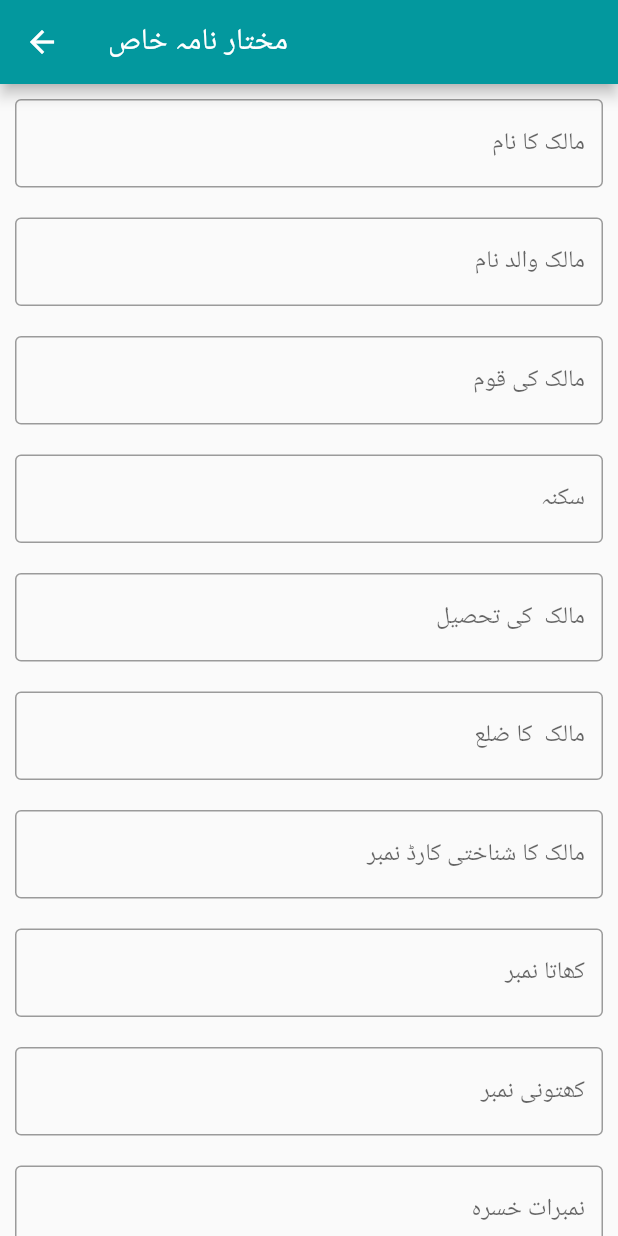
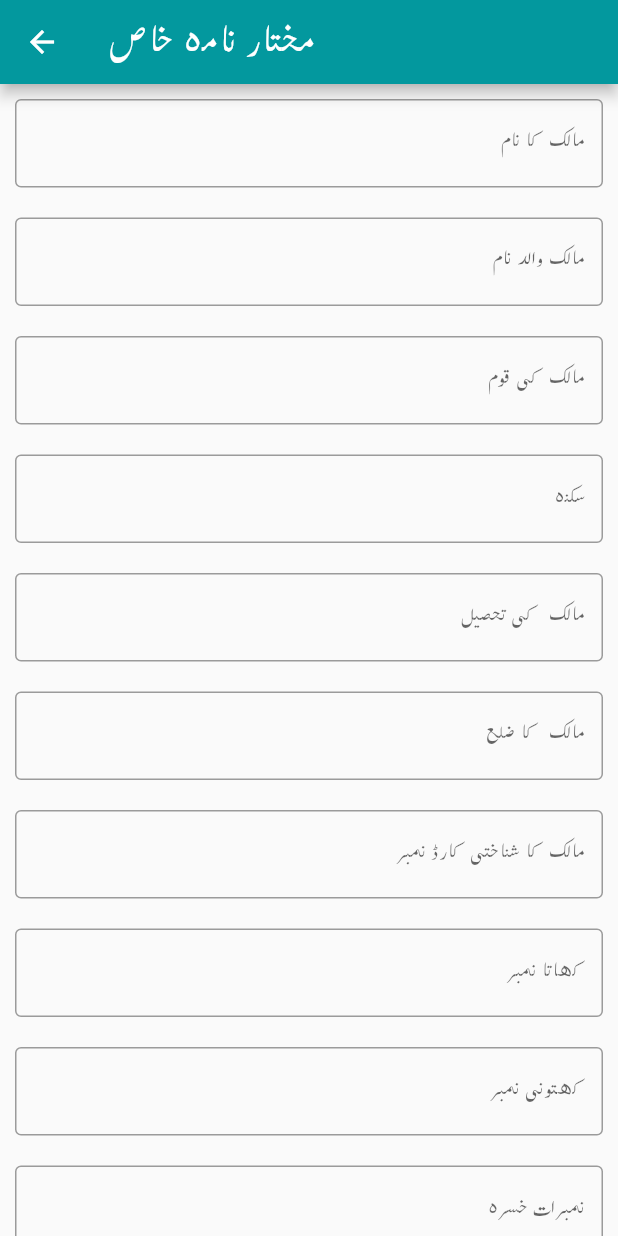
Before and after one commit to meetitexpert/lawdrafting, a Flutter app: the screen it shows after launch, after a tap on an icon or button, on a phone screen of 412 x 824 dp. Run offline on Flutter 3.47's test engine with Material 2 defaults, Android fonts, the phone set to English and light mode, and no system bars; our stand-ins replace card_swiper, connectivity_plus, date_format, device_info_plus, dio, flutter_progress_hud and 4 more; missing offline and left inert: adaptive_action_sheet, flutter_email_sender, syncfusion_flutter_pdf.

Commit message:
Font handling done

```diff
--- a/lib/EmilyNewtworkService/NetworkSerivce.dart
+++ b/lib/EmilyNewtworkService/NetworkSerivce.dart
@@ -5,8 +5,6 @@ import 'package:flutter/material.dart';
 import 'package:lawdrafting/Utils/ConstTools.dart';
 
 import '../Utils/AppTools.dart';
-import '../Utils/DeviceTools.dart';
-import 'package:date_format/date_format.dart';
 
 import '../Utils/DialogTools.dart';
 import 'package:connectivity_plus/connectivity_plus.dart';
@@ -183,7 +181,7 @@ class HttpService {
         DialogTools.alertDialg(
             "OK",
             "",
-            "Sorry, we are experiencing http ${result} issue at this time. Please try again later.\nError Code: 104",
+            "Sorry, we are experiencing http $result issue at this time. Please try again later.\nError Code: 104",
             context);
       } else if (error == HttpErrorType.other) {
         DialogTools.alertDialg(
--- a/lib/MainScreens/HomeScreen.dart
+++ b/lib/MainScreens/HomeScreen.dart
@@ -23,7 +23,10 @@ class _HomeScreenState extends State<HomeScreen> {
         MediaQuery.of(context).size.width, MediaQuery.of(context).size.height);
     return Scaffold(
       appBar: AppBar(
-        title: Text('Home'),
+        title: Text(
+          'Home',
+          style: TextStyle(fontFamily: 'JameelNoori', fontSize: 30),
+        ),
         automaticallyImplyLeading: false,
         /*actions: [
           IconButton(
@@ -56,7 +59,7 @@ class _HomeScreenState extends State<HomeScreen> {
                     style: TextStyle(
                         fontFamily: 'JameelNoori',
                         fontWeight: FontWeight.bold,
-                        fontSize: 25,
+                        fontSize: 35,
                         color: Colors.white),
                   ),
                   onPressed: () {
--- a/lib/MainScreens/PDF/PdfReport.dart
+++ b/lib/MainScreens/PDF/PdfReport.dart
@@ -6,7 +6,6 @@ import 'dart:ui';
 import 'package:flutter/material.dart';
 import 'package:flutter/services.dart';
 import 'package:path_provider/path_provider.dart';
-import 'package:pdf/widgets.dart';
 import 'package:syncfusion_flutter_pdf/pdf.dart';
 
 File? GarhindaImageFile;
@@ -270,7 +269,7 @@ Future<String> reportView(
   final String dir = (await getApplicationDocumentsDirectory()).path;
   final String path = '$dir/outPut.pdf';
   final File file = File(path);
-  file.writeAsBytesSync(List.from(await document.save()));
+  file.writeAsBytesSync(List.from(document.save()));
 
   return path;
 }
--- a/lib/MainScreens/SpecialPowerOfAttorny.dart
+++ b/lib/MainScreens/SpecialPowerOfAttorny.dart
@@ -110,7 +110,10 @@ class _SpecialPowerAttornyState extends State<SpecialPowerAttorny> {
   Widget build(BuildContext context) {
     return Scaffold(
       appBar: AppBar(
-        title: Text('مختار نامہ خاص'),
+        title: Text(
+          'مختار نامہ خاص',
+          style: TextStyle(fontFamily: 'JameelNoori', fontSize: 30),
+        ),
       ),
       body: ListView(
         children: [
@@ -463,7 +466,10 @@ class _SpecialPowerAttornyState extends State<SpecialPowerAttorny> {
               height: 50,
               padding: const EdgeInsets.fromLTRB(10, 10, 10, 10),
               child: ElevatedButton(
-                child: const Text('اگلا پیج'), //چیک کریں
+                child: const Text(
+                  'اگلا پیج',
+                  style: TextStyle(fontFamily: 'JameelNoori', fontSize: 20),
+                ), //چیک کریں
                 onPressed: () {
                   detailSaveAndPasstoNextScreen();
                 },
--- a/lib/Utils/DeviceTools.dart
+++ b/lib/Utils/DeviceTools.dart
@@ -1,5 +1,4 @@
 import 'package:device_info_plus/device_info_plus.dart';
-
 import 'dart:io';
 import 'AppTools.dart';
 
@@ -9,7 +8,7 @@ import 'AppTools.dart';
     */
 Future<dynamic> getDeviceInfo() async {
   DeviceInfoPlugin deviceInfo = DeviceInfoPlugin();
-  var device;
+  BaseDeviceInfo? device;
   if (Platform.isIOS) {
     IosDeviceInfo iosInfo = await deviceInfo.iosInfo;
     device = iosInfo;
--- a/lib/main.dart
+++ b/lib/main.dart
@@ -11,15 +11,12 @@ import 'package:shared_preferences/shared_preferences.dart';
 import 'Utils/AppTools.dart';
 import 'Utils/ConstTools.dart';
 import 'Utils/DeviceTools.dart';
-import 'package:square_in_app_payments/in_app_payments.dart';
-import 'package:square_in_app_payments/models.dart';
+// import 'package:square_in_app_payments/in_app_payments.dart';
+// import 'package:square_in_app_payments/models.dart';
 
 Future main() async {
   WidgetsFlutterBinding.ensureInitialized();
-  _initSquarePayment();
-  if (Platform.isIOS) {
-    await _setIOSCardEntryTheme();
-  }
+
   await AppTools.init();
   DeviceTools.init();
   ConstTools.prefs = await SharedPreferences.getInstance();
@@ -29,31 +26,6 @@ Future main() async {
   ]);
 
   runApp(const MyApp());
-}
-
-Future<void> _initSquarePayment() async {
-  await InAppPayments.setSquareApplicationId(
-      'sandbox-sq0idb-dLdppGXEmxjFBX4X3DK-mA');
-}
-
-Future _setIOSCardEntryTheme() async {
-  var themeConfiguationBuilder = IOSThemeBuilder();
-  themeConfiguationBuilder.saveButtonTitle = 'Pay';
-  themeConfiguationBuilder.errorColor = RGBAColorBuilder()
-    ..r = 255
-    ..g = 0
-    ..b = 0;
-  themeConfiguationBuilder.tintColor = RGBAColorBuilder()
-    ..r = 36
-    ..g = 152
-    ..b = 141;
-  themeConfiguationBuilder.keyboardAppearance = KeyboardAppearance.light;
-  themeConfiguationBuilder.messageColor = RGBAColorBuilder()
-    ..r = 114
-    ..g = 114
-    ..b = 114;
-
-  await InAppPayments.setIOSCardEntryTheme(themeConfiguationBuilder.build());
 }
 
 class MyApp extends StatelessWidget {
@@ -76,6 +48,7 @@ class MyApp extends StatelessWidget {
           // Notice that the counter didn't reset back to zero; the application
           // is not restarted.
           primarySwatch: ColorTools.applicationColor,
+          fontFamily: 'JameelNoori',
         ),
         home: const HomeScreen());
   }
--- a/pubspec.yaml
+++ b/pubspec.yaml
@@ -53,7 +53,6 @@ dependencies:
   syncfusion_flutter_pdf: ^20.1.58-beta
   share_plus: ^4.0.6
   dio: ^4.0.6
-  square_in_app_payments: ^1.7.4
 
 dev_dependencies:
   flutter_test:
```
Also changed, not shown: lib/MainScreens/DaraftDocment.dart (+4 -53 lines), lib/MainScreens/DaraftPart2.dart (+11 -5 lines), lib/MainScreens/GeneralPowerOfAttorny.dart (+8 -2 lines), lib/MainScreens/PdfViewerView.dart (deleted), pubspec.lock, 2 other files.
